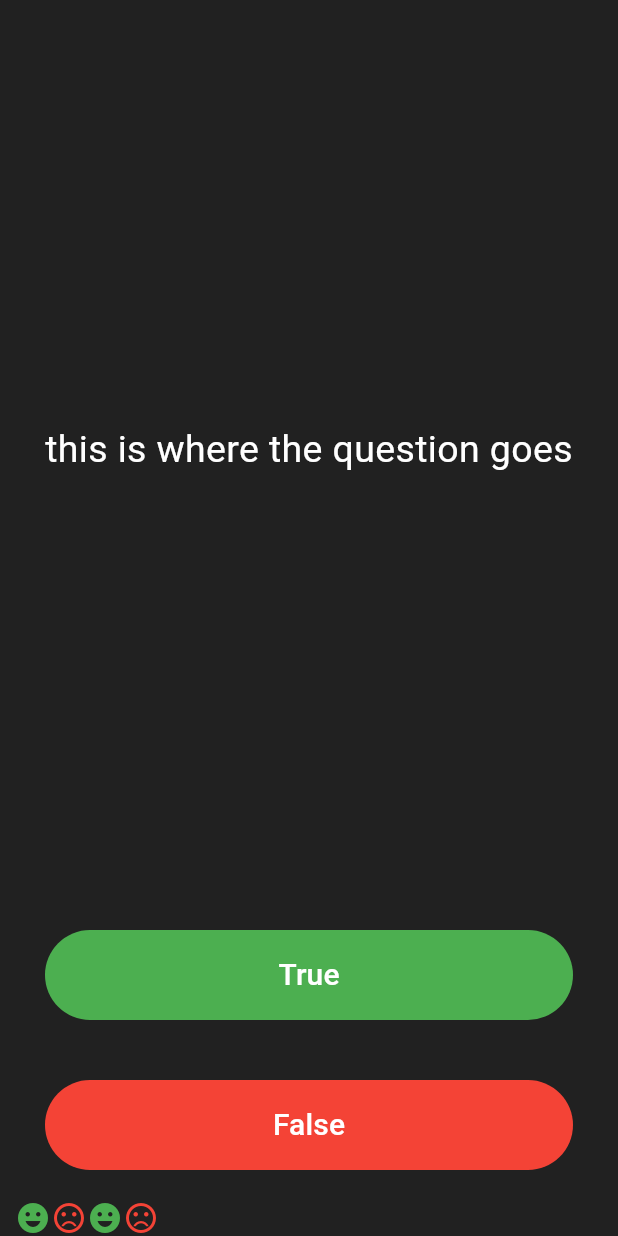
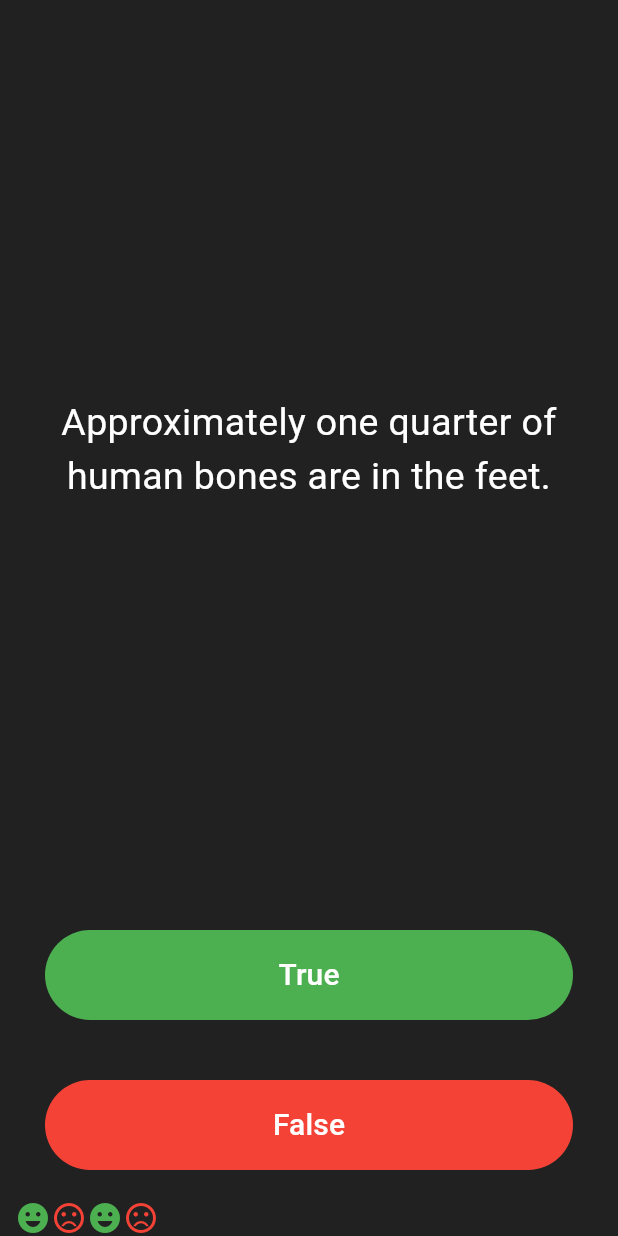
Before and after one commit to LusBlack/quizzler, a Flutter app: the screen it shows after launch, after a tap on "True", after a tap on "False", on a phone screen of 412 x 824 dp. Run offline on Flutter 3.47's test engine with Material 3 defaults, Android fonts, the phone set to English and light mode, and no system bars.

Commit message:
added questions and conditionals for answer check.

```diff
--- a/lib/main.dart
+++ b/lib/main.dart
@@ -41,6 +41,20 @@ class _QuizPageState extends State<QuizPage> {
     )
   ];
 
+  List<String> questions = [
+    'You can lead a cow down stairs but not up stairs.',
+    'Approximately one quarter of human bones are in the feet.',
+    'A slug\'s blood is green.',
+  ];
+
+  List<bool> answers = [
+    true,
+    true,
+    false
+  ];
+
+  int questionNumber = 0;
+
   // void checkAnswer(bool userPickedAnswer) {
   //   bool correctAnswer = quizBrain.getCorrectAnswer();
 
@@ -80,7 +94,7 @@ class _QuizPageState extends State<QuizPage> {
             child: Center(
               child: Text(
                 //quizBrain.getQuestionText(),
-                "this is where the question goes",
+                  questions[questionNumber],
                 textAlign: TextAlign.center,
                 style: TextStyle(
                   fontSize: 25.0,
@@ -107,10 +121,16 @@ class _QuizPageState extends State<QuizPage> {
                     ),
                   ),
                   onPressed: () {
-                    setState(() {
-                      scoreKeeper.add(
+                    bool correctAnswer = answers[questionNumber];
+                    if(correctAnswer == true) {
+                       scoreKeeper.add(
                         Icon(Icons.emoji_emotions, color: Colors.green)
                       );
+                    } else {
+                        scoreKeeper.add(Icon(Icons.sentiment_very_dissatisfied, color: Colors.red));
+                    }
+                    setState(() {
+                      questionNumber++;
                     });
                   },
                 ),
@@ -137,9 +157,17 @@ class _QuizPageState extends State<QuizPage> {
                         color: Colors.white,
                       ),
                     ),
-                    onPressed: () {
+                      onPressed: () {
+                        bool correctAnswer = answers[questionNumber];
+                      if(correctAnswer == false) {
+                        scoreKeeper.add(
+                          Icon(Icons.emoji_emotions, color: Colors.green)
+                        );
+                      } else {
+                          scoreKeeper.add(Icon(Icons.sentiment_very_dissatisfied, color: Colors.red));
+                      }
                       setState((){
-                        scoreKeeper.add(Icon(Icons.sentiment_very_dissatisfied, color: Colors.red));
+
                       });
                       //The user picked false.
                       //checkAnswer(false);
@@ -157,9 +185,3 @@ class _QuizPageState extends State<QuizPage> {
     );
   }
 }
-
-/*
-question1: 'You can lead a cow down stairs but not up stairs.', false,
-question2: 'Approximately one quarter of human bones are in the feet.', true,
-question3: 'A slug\'s blood is green.', true,
-*/
```
